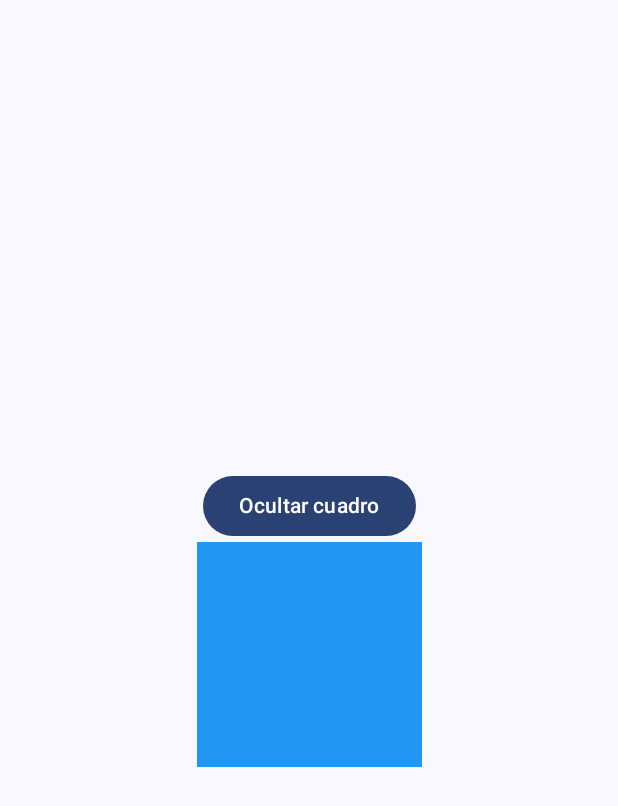
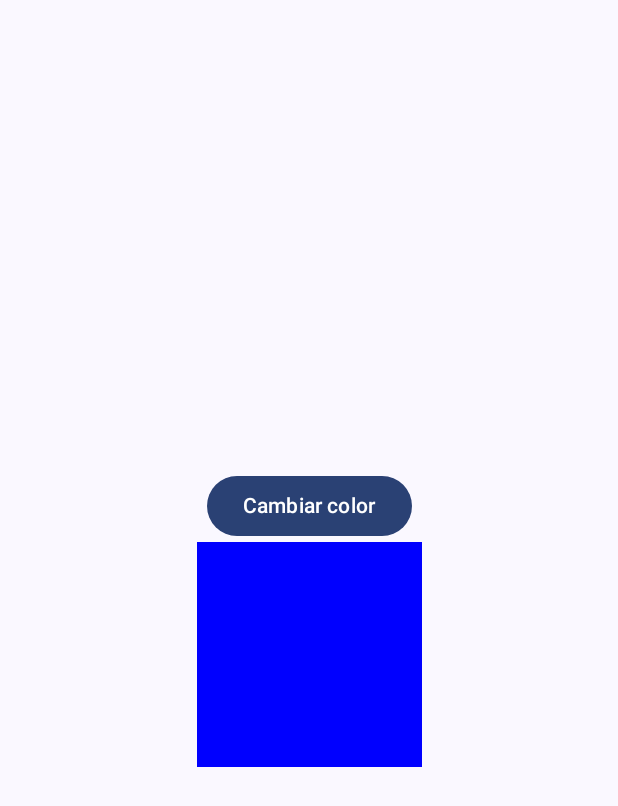
Before and after one commit to RoyerAugusto/Laboratorio13, an Android app built with Jetpack Compose: the screen it shows after launch (MainActivity), on a phone screen of 412 x 824 dp. Shown: the top 806 px of the screen. Run offline under Robolectric (Android 15) with nearby library versions, the phone set to English and light mode, and no system bars.

Commit message:
Ejercicio 2: animateColorAsState

```diff
--- a/app/src/main/java/com/example/laboratorio13/MainActivity.kt
+++ b/app/src/main/java/com/example/laboratorio13/MainActivity.kt
@@ -5,14 +5,13 @@ import android.os.Bundle
 import androidx.activity.ComponentActivity
 import androidx.activity.compose.setContent
 import androidx.activity.enableEdgeToEdge
-import androidx.compose.animation.AnimatedVisibility
-import androidx.compose.animation.fadeIn
-import androidx.compose.animation.fadeOut
+import androidx.compose.animation.animateColorAsState
 import androidx.compose.foundation.background
 import androidx.compose.foundation.layout.Arrangement
 import androidx.compose.foundation.layout.Box
 import androidx.compose.foundation.layout.Column
 import androidx.compose.foundation.layout.fillMaxSize
+import androidx.compose.foundation.layout.padding
 import androidx.compose.foundation.layout.size
 import androidx.compose.material3.Button
 import androidx.compose.material3.Scaffold
@@ -23,7 +22,6 @@ import androidx.compose.ui.Modifier
 import androidx.compose.ui.graphics.Color
 import androidx.compose.ui.unit.dp
 import com.example.laboratorio13.ui.theme.Laboratorio13Theme
-import androidx.compose.foundation.layout.padding
 
 class MainActivity : ComponentActivity() {
     override fun onCreate(savedInstanceState: Bundle?) {
@@ -32,7 +30,7 @@ class MainActivity : ComponentActivity() {
         setContent {
             Laboratorio13Theme {
                 Scaffold(modifier = Modifier.fillMaxSize()) { innerPadding ->
-                    AnimatedVisibilityExercise(
+                    ColorAnimationExercise(
                         modifier = Modifier
                             .fillMaxSize()
                             .padding(innerPadding)
@@ -44,28 +42,27 @@ class MainActivity : ComponentActivity() {
 }
 
 @Composable
-fun AnimatedVisibilityExercise(modifier: Modifier = Modifier) {
-    var visible by remember { mutableStateOf(true) }
+fun ColorAnimationExercise(modifier: Modifier = Modifier) {
+    var isBlue by remember { mutableStateOf(true) }
+
+    val boxColor by animateColorAsState(
+        targetValue = if (isBlue) Color.Blue else Color.Green,
+        label = "Color del cuadro"
+    )
 
     Column(
         modifier = modifier,
         horizontalAlignment = Alignment.CenterHorizontally,
         verticalArrangement = Arrangement.Center
     ) {
-        Button(onClick = { visible = !visible }) {
-            Text(if (visible) "Ocultar cuadro" else "Mostrar cuadro")
+        Button(onClick = { isBlue = !isBlue }) {
+            Text("Cambiar color")
         }
 
-        AnimatedVisibility(
-            visible = visible,
-            enter = fadeIn(),
-            exit = fadeOut()
-        ) {
-            Box(
-                modifier = Modifier
-                    .size(150.dp)
-                    .background(Color(0xFF2196F3))
-            )
-        }
+        Box(
+            modifier = Modifier
+                .size(150.dp)
+                .background(boxColor)
+        )
     }
 }
```
